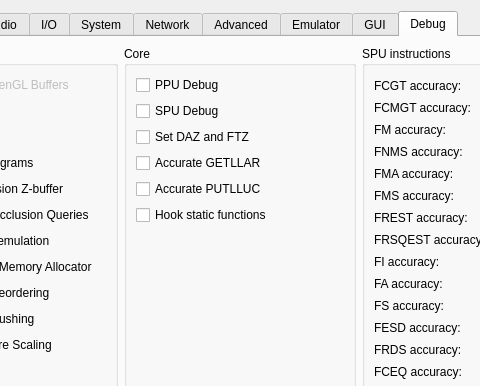
Before: the Qt Designer form rpcs3/rpcs3qt/settings_dialog.ui in cipherxof/rpcs3, drawn with Qt 5; both pictures show x 137 to 617 and y 0 to 386 of the 760 by 660 pixel window.
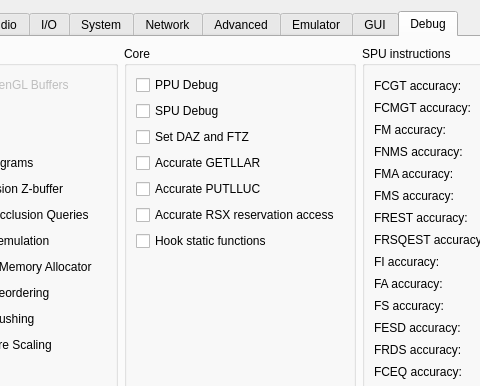
After: the same form once the commit is applied. The open tabs and pages were chosen to show the change. Icons and pictures are not drawn.

Commit message:
Reimplement RSX reservation access
https://github.com/RPCS3/rpcs3/pull/8983

```diff
--- a/rpcs3/rpcs3qt/settings_dialog.ui
+++ b/rpcs3/rpcs3qt/settings_dialog.ui
@@ -3134,6 +3134,13 @@
               </property>
              </widget>
             </item>
+            <item>
+             <widget class="QCheckBox" name="accurateRSXAccess">
+              <property name="text">
+               <string>Accurate RSX reservation access</string>
+              </property>
+             </widget>
+            </item>
             <item>
              <widget class="QCheckBox" name="hookStFunc">
               <property name="text">
```
The commit also changes 8 other files.
